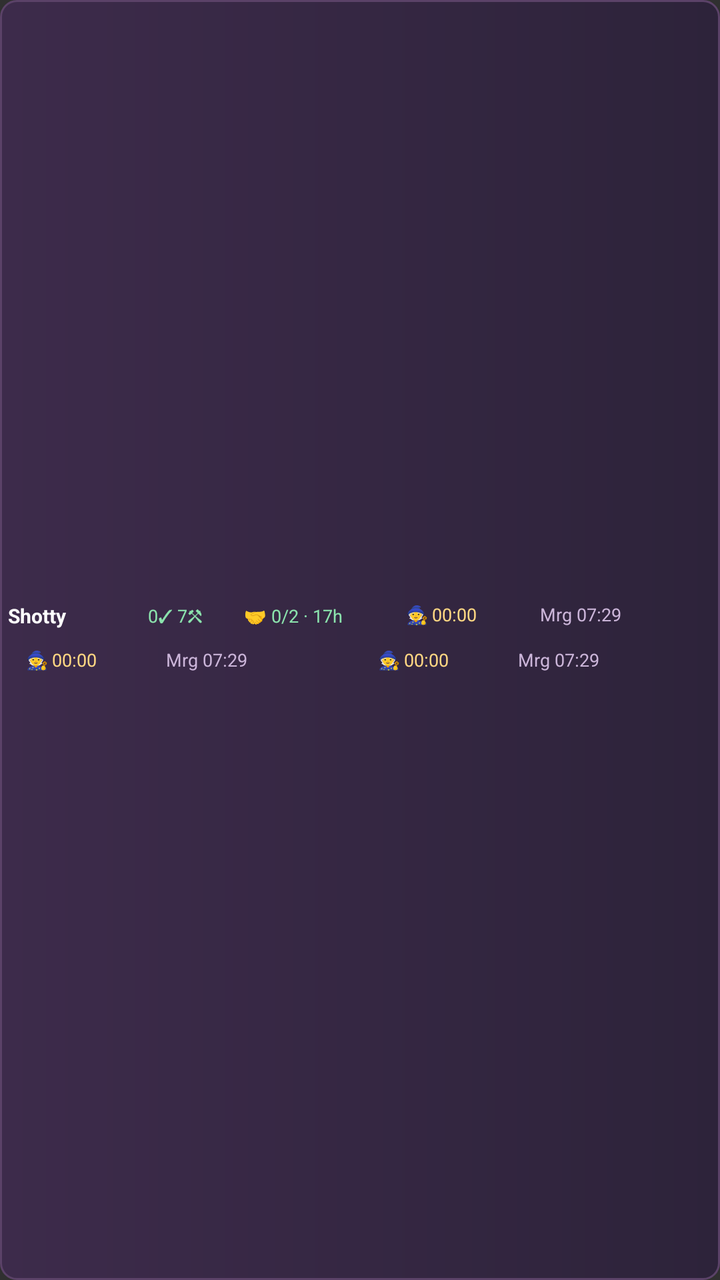
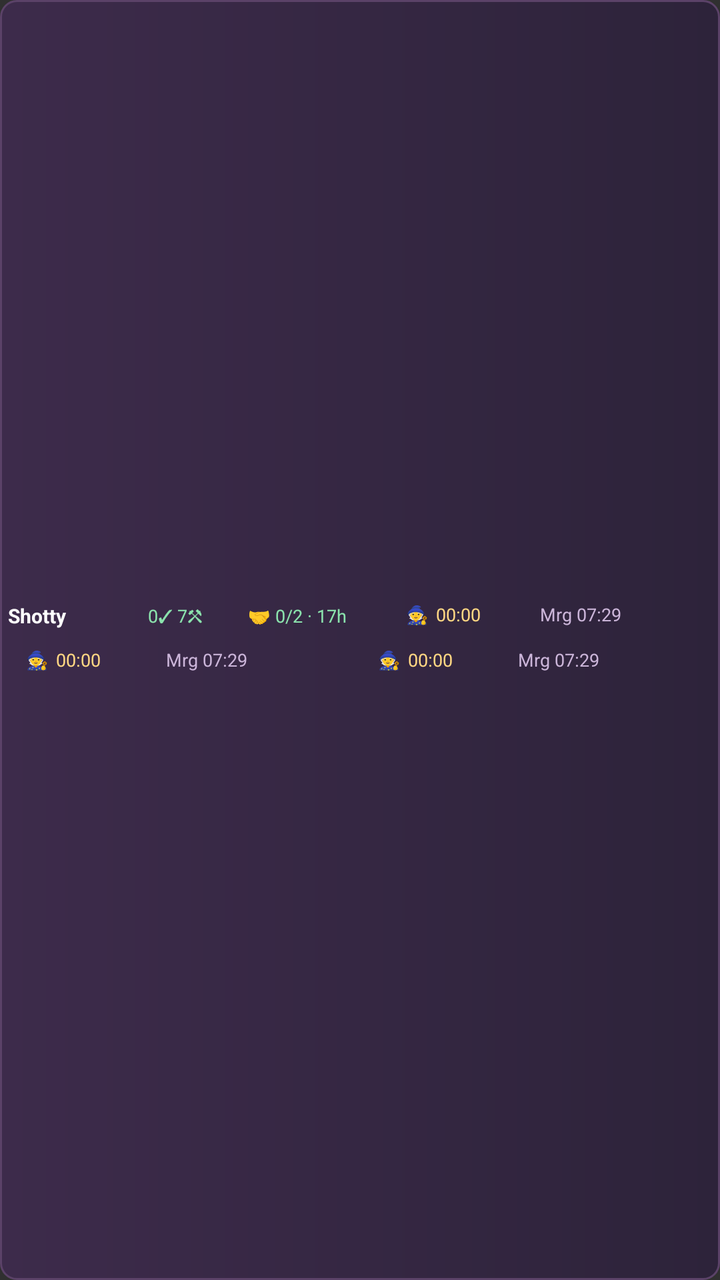

Before-and-after screenshots of an Android layout around one commit, followed by the original layout XML and the change that was made.
<!-- AndroidManifest.xml: application theme android:Theme.Material.NoActionBar -->
<!-- res/layout/widget_all_timers_account_two_line.xml -->
<?xml version="1.0" encoding="utf-8"?>
<LinearLayout xmlns:android="http://schemas.android.com/apk/res/android"
 android:id="@+id/all_account_row" android:layout_width="match_parent"
 android:layout_height="47dp"
 android:layout_marginBottom="1dp" android:paddingLeft="4dp"
 android:paddingRight="4dp" android:gravity="center_vertical"
 android:orientation="vertical"
 android:background="@drawable/widget_row_background"><LinearLayout android:layout_width="match_parent"
 android:layout_height="21dp" android:orientation="horizontal" android:gravity="center_vertical">
 <TextView android:id="@+id/all_account_name" android:layout_width="70dp"
  android:layout_height="match_parent" android:gravity="left|center_vertical"
  android:text="Shotty" android:textColor="#FFFFFF" android:textSize="10sp"
  android:textStyle="bold" android:singleLine="true" android:ellipsize="end"/>
 <TextView android:id="@+id/all_account_builders" android:layout_width="48dp"
  android:layout_height="match_parent" android:gravity="left|center_vertical"
  android:text="0✓ 7⚒" android:textColor="#8BE3AD"
  android:textSize="9sp" android:singleLine="true"/>
 <TextView android:id="@+id/all_account_helpers"
  android:layout_width="80dp"
  android:layout_height="match_parent" android:gravity="center_vertical"
  android:text="🤝 0/2 · 17h" android:textColor="#8BE3AD" android:textSize="9sp"
  android:singleLine="true" android:ellipsize="end"/>
 <LinearLayout android:id="@+id/all_slot_0_group" android:layout_width="0dp" android:layout_weight="1"
  android:layout_height="match_parent" android:orientation="horizontal"
  android:gravity="center_vertical" android:baselineAligned="false"
  android:paddingLeft="1dp" android:paddingRight="1dp">
  <TextView android:id="@+id/all_slot_0_icon" android:layout_width="13dp"
   android:layout_height="match_parent" android:gravity="center_vertical"
   android:text="🧙" android:textColor="#D6BCEA" android:textSize="9sp"
   android:includeFontPadding="false"/>
  <TextView android:id="@+id/all_slot_0_ready" android:layout_width="32dp"
   android:layout_height="match_parent" android:gravity="left|center_vertical"
   android:text="1 ✓" android:textColor="#8BE3AD" android:textSize="9sp"
   android:singleLine="true" android:visibility="gone"
   android:includeFontPadding="false"/>
  <Chronometer android:id="@+id/all_slot_0_clock" android:layout_width="52dp"
   android:layout_height="match_parent" android:gravity="left|center_vertical"
   android:text="03:12:15" android:textColor="#FFD783" android:textSize="9sp"
   android:singleLine="true" android:includeFontPadding="false"/>
  <TextView android:id="@+id/all_slot_0_idle" android:layout_width="52dp"
   android:layout_height="match_parent" android:gravity="left|center_vertical"
   android:text="—" android:textColor="#CBB5D9" android:textSize="9sp"
   android:singleLine="true" android:visibility="gone"
   android:includeFontPadding="false"/>
  <TextView android:id="@+id/all_slot_0_end" android:layout_width="0dp"
   android:layout_weight="1" android:layout_height="match_parent"
   android:gravity="left|center_vertical" android:layout_marginLeft="2dp"
   android:text="Mrg 07:29" android:textColor="#CBB5D9"
   android:textSize="9sp" android:includeFontPadding="false"
   android:singleLine="true" android:ellipsize="end"/>
 </LinearLayout>
 </LinearLayout>
 <LinearLayout android:layout_width="match_parent" android:layout_height="24dp"
  android:orientation="horizontal" android:gravity="center_vertical" android:baselineAligned="false">
 <LinearLayout android:id="@+id/all_slot_1_group" android:layout_width="0dp" android:layout_weight="1"
  android:layout_height="match_parent" android:orientation="horizontal"
  android:gravity="center_vertical" android:baselineAligned="false"
  android:paddingLeft="9dp" android:paddingRight="5dp">
  <TextView android:id="@+id/all_slot_1_icon" android:layout_width="13dp"
   android:layout_height="match_parent" android:gravity="center_vertical"
   android:text="🧙" android:textColor="#D6BCEA" android:textSize="9sp"
   android:includeFontPadding="false"/>
  <TextView android:id="@+id/all_slot_1_ready" android:layout_width="32dp"
   android:layout_height="match_parent" android:gravity="left|center_vertical"
   android:text="1 ✓" android:textColor="#8BE3AD" android:textSize="9sp"
   android:singleLine="true" android:visibility="gone"
   android:includeFontPadding="false"/>
  <Chronometer android:id="@+id/all_slot_1_clock" android:layout_width="55dp"
   android:layout_height="match_parent" android:gravity="left|center_vertical"
   android:text="03:12:15" android:textColor="#FFD783" android:textSize="9sp"
   android:singleLine="true" android:includeFontPadding="false"/>
  <TextView android:id="@+id/all_slot_1_idle" android:layout_width="55dp"
   android:layout_height="match_parent" android:gravity="left|center_vertical"
   android:text="—" android:textColor="#CBB5D9" android:textSize="9sp"
   android:singleLine="true" android:visibility="gone"
   android:includeFontPadding="false"/>
  <TextView android:id="@+id/all_slot_1_end" android:layout_width="0dp"
   android:layout_weight="1" android:layout_height="match_parent"
   android:gravity="left|center_vertical" android:layout_marginLeft="2dp"
   android:text="Mrg 07:29" android:textColor="#CBB5D9"
   android:textSize="9sp" android:includeFontPadding="false"
   android:singleLine="true" android:ellipsize="end"/>
 </LinearLayout><LinearLayout android:id="@+id/all_slot_2_group" android:layout_width="0dp" android:layout_weight="1"
  android:layout_height="match_parent" android:orientation="horizontal"
  android:gravity="center_vertical" android:baselineAligned="false"
  android:paddingLeft="9dp" android:paddingRight="5dp">
  <TextView android:id="@+id/all_slot_2_icon" android:layout_width="13dp"
   android:layout_height="match_parent" android:gravity="center_vertical"
   android:text="🧙" android:textColor="#D6BCEA" android:textSize="9sp"
   android:includeFontPadding="false"/>
  <TextView android:id="@+id/all_slot_2_ready" android:layout_width="32dp"
   android:layout_height="match_parent" android:gravity="left|center_vertical"
   android:text="1 ✓" android:textColor="#8BE3AD" android:textSize="9sp"
   android:singleLine="true" android:visibility="gone"
   android:includeFontPadding="false"/>
  <Chronometer android:id="@+id/all_slot_2_clock" android:layout_width="55dp"
   android:layout_height="match_parent" android:gravity="left|center_vertical"
   android:text="03:12:15" android:textColor="#FFD783" android:textSize="9sp"
   android:singleLine="true" android:includeFontPadding="false"/>
  <TextView android:id="@+id/all_slot_2_idle" android:layout_width="55dp"
   android:layout_height="match_parent" android:gravity="left|center_vertical"
   android:text="—" android:textColor="#CBB5D9" android:textSize="9sp"
   android:singleLine="true" android:visibility="gone"
   android:includeFontPadding="false"/>
  <TextView android:id="@+id/all_slot_2_end" android:layout_width="0dp"
   android:layout_weight="1" android:layout_height="match_parent"
   android:gravity="left|center_vertical" android:layout_marginLeft="2dp"
   android:text="Mrg 07:29" android:textColor="#CBB5D9"
   android:textSize="9sp" android:includeFontPadding="false"
   android:singleLine="true" android:ellipsize="end"/>
 </LinearLayout>
 </LinearLayout></LinearLayout>
<!-- resources referenced by this layout -->
<resources>
  <!-- drawable widget_row_background (drawable) -->
  <?xml version="1.0" encoding="utf-8"?>
  <shape xmlns:android="http://schemas.android.com/apk/res/android" android:shape="rectangle">
   <gradient android:angle="0" android:startColor="#3D2B4B" android:endColor="#2D233A"/>
   <stroke android:width="1dp" android:color="#5B4268"/>
   <corners android:radius="8dp"/>
  </shape>
</resources>

<!-- the commit's change to res/layout/widget_all_timers_account_two_line.xml (unified diff, before → after) -->
@@ -15,11 +15,13 @@
   android:layout_height="match_parent" android:gravity="left|center_vertical"
   android:text="0✓ 7⚒" android:textColor="#8BE3AD"
   android:textSize="9sp" android:singleLine="true"/>
+ <FrameLayout android:layout_width="80dp" android:layout_height="match_parent">
  <TextView android:id="@+id/all_account_helpers"
-  android:layout_width="80dp"
-  android:layout_height="match_parent" android:gravity="center_vertical"
+  android:layout_width="wrap_content"
+  android:layout_height="wrap_content" android:layout_gravity="start|center_vertical" android:gravity="center_vertical" android:paddingStart="2dp" android:paddingEnd="2dp" android:paddingTop="1dp" android:paddingBottom="1dp"
   android:text="🤝 0/2 · 17h" android:textColor="#8BE3AD" android:textSize="9sp"
   android:singleLine="true" android:ellipsize="end"/>
+ </FrameLayout>
  <LinearLayout android:id="@+id/all_slot_0_group" android:layout_width="0dp" android:layout_weight="1"
   android:layout_height="match_parent" android:orientation="horizontal"
   android:gravity="center_vertical" android:baselineAligned="false"
@@ -33,10 +35,12 @@
    android:text="1 ✓" android:textColor="#8BE3AD" android:textSize="9sp"
    android:singleLine="true" android:visibility="gone"
    android:includeFontPadding="false"/>
-  <Chronometer android:id="@+id/all_slot_0_clock" android:layout_width="52dp"
-   android:layout_height="match_parent" android:gravity="left|center_vertical"
+  <FrameLayout android:layout_width="52dp" android:layout_height="match_parent">
+  <Chronometer android:id="@+id/all_slot_0_clock" android:layout_width="wrap_content"
+   android:layout_height="wrap_content" android:layout_gravity="start|center_vertical" android:gravity="center_vertical" android:paddingStart="2dp" android:paddingEnd="2dp" android:paddingTop="1dp" android:paddingBottom="1dp"
    android:text="03:12:15" android:textColor="#FFD783" android:textSize="9sp"
    android:singleLine="true" android:includeFontPadding="false"/>
+ </FrameLayout>
   <TextView android:id="@+id/all_slot_0_idle" android:layout_width="52dp"
    android:layout_height="match_parent" android:gravity="left|center_vertical"
    android:text="—" android:textColor="#CBB5D9" android:textSize="9sp"
@@ -65,10 +69,12 @@
    android:text="1 ✓" android:textColor="#8BE3AD" android:textSize="9sp"
    android:singleLine="true" android:visibility="gone"
    android:includeFontPadding="false"/>
-  <Chronometer android:id="@+id/all_slot_1_clock" android:layout_width="55dp"
-   android:layout_height="match_parent" android:gravity="left|center_vertical"
+  <FrameLayout android:layout_width="55dp" android:layout_height="match_parent">
+  <Chronometer android:id="@+id/all_slot_1_clock" android:layout_width="wrap_content"
+   android:layout_height="wrap_content" android:layout_gravity="start|center_vertical" android:gravity="center_vertical" android:paddingStart="2dp" android:paddingEnd="2dp" android:paddingTop="1dp" android:paddingBottom="1dp"
    android:text="03:12:15" android:textColor="#FFD783" android:textSize="9sp"
    android:singleLine="true" android:includeFontPadding="false"/>
+ </FrameLayout>
   <TextView android:id="@+id/all_slot_1_idle" android:layout_width="55dp"
    android:layout_height="match_parent" android:gravity="left|center_vertical"
    android:text="—" android:textColor="#CBB5D9" android:textSize="9sp"
@@ -93,10 +99,12 @@
    android:text="1 ✓" android:textColor="#8BE3AD" android:textSize="9sp"
    android:singleLine="true" android:visibility="gone"
    android:includeFontPadding="false"/>
-  <Chronometer android:id="@+id/all_slot_2_clock" android:layout_width="55dp"
-   android:layout_height="match_parent" android:gravity="left|center_vertical"
+  <FrameLayout android:layout_width="55dp" android:layout_height="match_parent">
+  <Chronometer android:id="@+id/all_slot_2_clock" android:layout_width="wrap_content"
+   android:layout_height="wrap_content" android:layout_gravity="start|center_vertical" android:gravity="center_vertical" android:paddingStart="2dp" android:paddingEnd="2dp" android:paddingTop="1dp" android:paddingBottom="1dp"
    android:text="03:12:15" android:textColor="#FFD783" android:textSize="9sp"
    android:singleLine="true" android:includeFontPadding="false"/>
+ </FrameLayout>
   <TextView android:id="@+id/all_slot_2_idle" android:layout_width="55dp"
    android:layout_height="match_parent" android:gravity="left|center_vertical"
    android:text="—" android:textColor="#CBB5D9" android:textSize="9sp"
